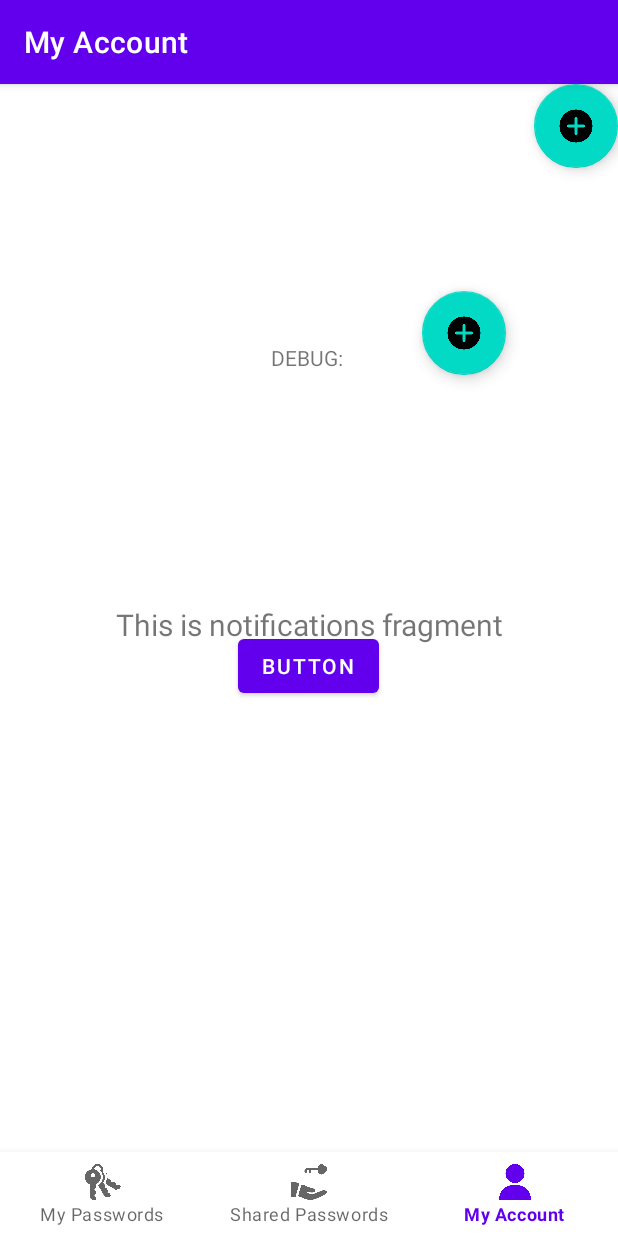
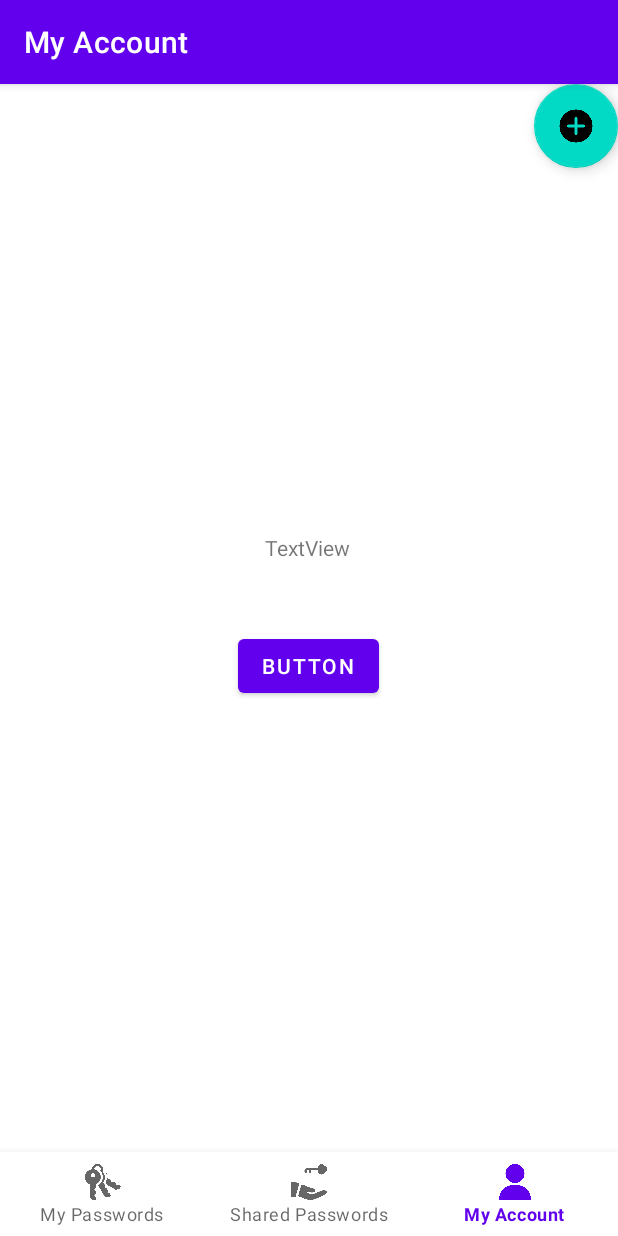
Before and after one commit to CaroyEdu/PassThePass, an Android app: the MyAccountFragment screen opened through its navigation route, on a phone screen of 412 x 824 dp. Run offline under Robolectric (Android 15) with nearby library versions, the light colour scheme and no system bars; our stand-ins replace navigation-ui; 4 statements that could not run were skipped.

Commit message:
refactor: eliminados archivos innecesarios*

```diff
--- a/PassThePass/app/src/main/java/com/example/passthepass/MainActivity.java
+++ b/PassThePass/app/src/main/java/com/example/passthepass/MainActivity.java
@@ -1,7 +1,6 @@
 package com.example.passthepass;
 
 import android.annotation.SuppressLint;
-import android.content.ContentValues;
 import android.content.Intent;
 import android.database.Cursor;
 import android.database.sqlite.SQLiteDatabase;
--- a/PassThePass/app/src/main/java/com/example/passthepass/ui/my_account/MyAccountFragment.java
+++ b/PassThePass/app/src/main/java/com/example/passthepass/ui/my_account/MyAccountFragment.java
@@ -4,14 +4,10 @@ import android.os.Bundle;
 import android.view.LayoutInflater;
 import android.view.View;
 import android.view.ViewGroup;
-import android.widget.TextView;
 
 import androidx.annotation.NonNull;
-import androidx.annotation.Nullable;
 import androidx.fragment.app.Fragment;
-import androidx.lifecycle.ViewModelProvider;
 
-import com.example.passthepass.PTPHome;
 import com.example.passthepass.R;
 import com.example.passthepass.databinding.FragmentMyAccountBinding;
 
@@ -21,21 +17,10 @@ public class MyAccountFragment extends Fragment {
 
     public View onCreateView(@NonNull LayoutInflater inflater,
                              ViewGroup container, Bundle savedInstanceState) {
-        MyAccountViewModel notificationsViewModel =
-                new ViewModelProvider(this).get(MyAccountViewModel.class);
 
-        binding = FragmentMyAccountBinding.inflate(inflater, container, false);
-        View root = binding.getRoot();
+        View vista = inflater.inflate(R.layout.fragment_my_account, container, false);
 
-        final TextView textView = binding.textNotifications;
-        notificationsViewModel.getText().observe(getViewLifecycleOwner(), textView::setText);
-        return root;
-    }
-
-    @Override
-    public void onViewCreated(View view, @Nullable Bundle savedInstaceState){
-        TextView loggedAs = getView().findViewById(R.id.textViewLoggedAs);
-        loggedAs.setText("DEBUG: ");
+        return vista;
     }
 
     @Override
--- a/PassThePass/app/src/main/java/com/example/passthepass/ui/my_account/MyAccountViewModel.java
+++ /dev/null
@@ -1,19 +0,0 @@
-package com.example.passthepass.ui.my_account;
-
-import androidx.lifecycle.LiveData;
-import androidx.lifecycle.MutableLiveData;
-import androidx.lifecycle.ViewModel;
-
-public class MyAccountViewModel extends ViewModel {
-
-    private final MutableLiveData<String> mText;
-
-    public MyAccountViewModel() {
-        mText = new MutableLiveData<>();
-        mText.setValue("This is notifications fragment");
-    }
-
-    public LiveData<String> getText() {
-        return mText;
-    }
-}
--- a/PassThePass/app/src/main/java/com/example/passthepass/ui/my_passwords/MyPasswordsViewModel.java
+++ /dev/null
@@ -1,19 +0,0 @@
-package com.example.passthepass.ui.my_passwords;
-
-import androidx.lifecycle.LiveData;
-import androidx.lifecycle.MutableLiveData;
-import androidx.lifecycle.ViewModel;
-
-public class MyPasswordsViewModel extends ViewModel {
-
-    private final MutableLiveData<String> mText;
-
-    public MyPasswordsViewModel() {
-        mText = new MutableLiveData<>();
-        mText.setValue("This is home fragment");
-    }
-
-    public LiveData<String> getText() {
-        return mText;
-    }
-}
--- a/PassThePass/app/src/main/java/com/example/passthepass/ui/shared_passwords/SharedPasswordsViewModel.java
+++ /dev/null
@@ -1,19 +0,0 @@
-package com.example.passthepass.ui.shared_passwords;
-
-import androidx.lifecycle.LiveData;
-import androidx.lifecycle.MutableLiveData;
-import androidx.lifecycle.ViewModel;
-
-public class SharedPasswordsViewModel extends ViewModel {
-
-    private final MutableLiveData<String> mText;
-
-    public SharedPasswordsViewModel() {
-        mText = new MutableLiveData<>();
-        mText.setValue("This is dashboard fragment");
-    }
-
-    public LiveData<String> getText() {
-        return mText;
-    }
-}
--- a/PassThePass/app/src/main/res/layout/fragment_my_account.xml
+++ b/PassThePass/app/src/main/res/layout/fragment_my_account.xml
@@ -7,28 +7,16 @@
     tools:context=".ui.my_account.MyAccountFragment">
 
     <TextView
-        android:id="@+id/text_notifications"
-        android:layout_width="match_parent"
-        android:layout_height="wrap_content"
-        android:layout_marginStart="8dp"
-        android:layout_marginTop="8dp"
-        android:layout_marginEnd="8dp"
-        android:textAlignment="center"
-        android:textSize="20sp"
-        app:layout_constraintBottom_toBottomOf="parent"
-        app:layout_constraintEnd_toEndOf="parent"
-        app:layout_constraintStart_toStartOf="parent"
-        app:layout_constraintTop_toTopOf="parent" />
-
-    <TextView
         android:id="@+id/textViewLoggedAs"
         android:layout_width="wrap_content"
         android:layout_height="wrap_content"
         android:text="TextView"
         app:layout_constraintBottom_toTopOf="@+id/buttonLogout"
         app:layout_constraintEnd_toEndOf="parent"
+        app:layout_constraintHorizontal_bias="0.498"
         app:layout_constraintStart_toStartOf="parent"
-        app:layout_constraintTop_toTopOf="parent" />
+        app:layout_constraintTop_toTopOf="parent"
+        app:layout_constraintVertical_bias="0.868" />
 
     <Button
         android:id="@+id/buttonLogout"
@@ -42,16 +30,4 @@
         app:layout_constraintHorizontal_bias="0.498"
         app:layout_constraintStart_toStartOf="parent" />
 
-    <com.google.android.material.floatingactionbutton.FloatingActionButton
-        android:id="@+id/floatingActionButton2"
-        android:layout_width="wrap_content"
-        android:layout_height="wrap_content"
-        android:layout_marginStart="47dp"
-        android:layout_marginBottom="15dp"
-        android:clickable="true"
-        android:src="@drawable/add"
-        app:layout_constraintBottom_toTopOf="@+id/text_notifications"
-        app:layout_constraintEnd_toEndOf="parent"
-        app:layout_constraintStart_toStartOf="@+id/buttonLogout"
-        app:layout_constraintTop_toTopOf="parent" />
 </androidx.constraintlayout.widget.ConstraintLayout>
```
Also changed, not shown: PassThePass/app/src/main/java/com/example/passthepass/PTPHome.java (+4 -14 lines).
